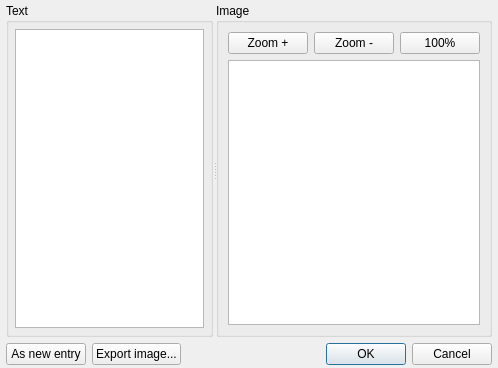
Before: the Qt Designer form src/edititem.ui in mneuroth/Cliphist2, drawn with Qt 5.
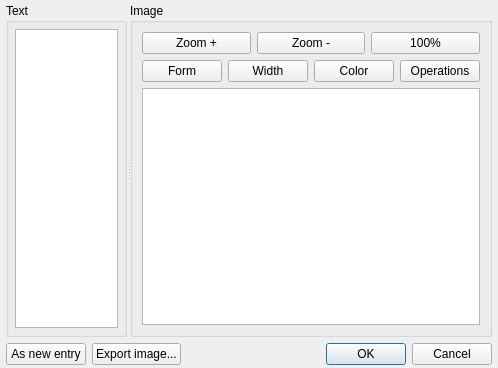
After: the same form once the commit is applied.

Commit message: Started to support drawing operations in images via SimpleSketch control

Patch:
```diff
--- a/src/edititem.ui
+++ b/src/edititem.ui
@@ -59,9 +59,6 @@
        <string>Image</string>
       </property>
       <layout class="QGridLayout" name="gridLayout_3">
-       <item row="1" column="0">
-        <widget class="QGraphicsView" name="graphicsView"/>
-       </item>
        <item row="0" column="0">
         <layout class="QHBoxLayout" name="horizontalLayout">
          <item>
@@ -87,6 +84,41 @@
          </item>
         </layout>
        </item>
+       <item row="2" column="0">
+        <layout class="QHBoxLayout" name="formLayout">
+         <item>
+          <widget class="QPushButton" name="btnForm">
+           <property name="text">
+            <string>Form</string>
+           </property>
+          </widget>
+         </item>
+         <item>
+          <widget class="QPushButton" name="btnWidth">
+           <property name="text">
+            <string>Width</string>
+           </property>
+          </widget>
+         </item>
+         <item>
+          <widget class="QPushButton" name="btnColor">
+           <property name="text">
+            <string>Color</string>
+           </property>
+          </widget>
+         </item>
+         <item>
+          <widget class="QPushButton" name="btnOperations">
+           <property name="text">
+            <string>Operations</string>
+           </property>
+          </widget>
+         </item>
+        </layout>
+       </item>
+       <item row="3" column="0">
+        <widget class="QGraphicsView" name="graphicsView"/>
+       </item>
       </layout>
      </widget>
     </widget>
```
Left out of the diff: 2 changed lines with no effect on the pictures. The commit also changes 8 other files.
